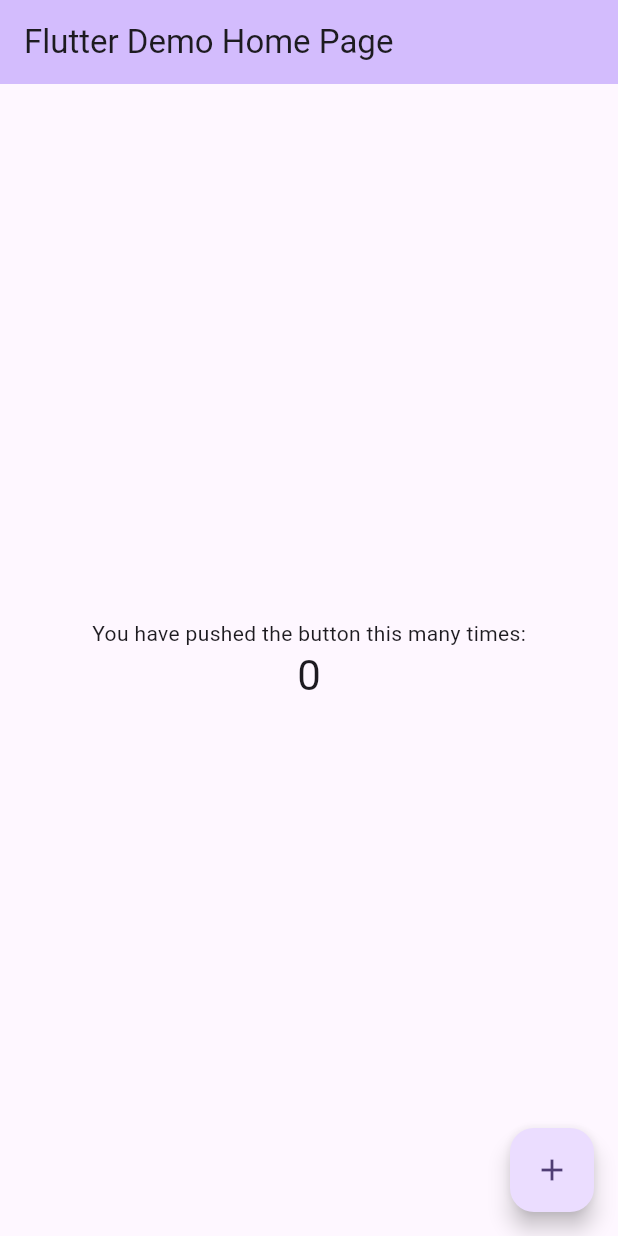
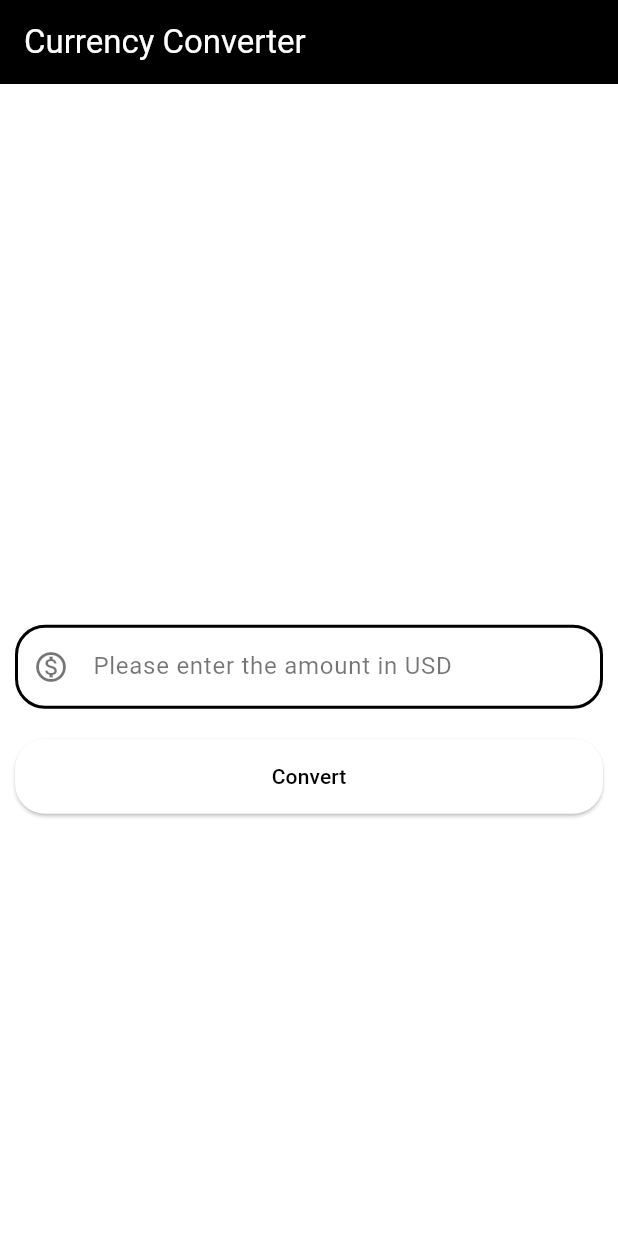
Before and after one commit to ashishbhusal1/Flutter, a Flutter app: the screen it shows after launch, on a phone screen of 412 x 824 dp. Run offline on Flutter 3.47's test engine with Material 3 defaults, Android fonts, the light colour scheme and no system bars.

Commit message:
currency converter

```diff
--- /dev/null
+++ b/currency_converter/lib/currency_converter_material_page.dart
@@ -0,0 +1,95 @@
+import 'package:flutter/material.dart';
+
+class CurrencyConverterMaterialPage extends StatefulWidget {
+  const CurrencyConverterMaterialPage({super.key});
+
+  @override
+  State<CurrencyConverterMaterialPage> createState() {
+    return _CurrencyConverterMaterialPageState();
+  }
+}
+
+class _CurrencyConverterMaterialPageState
+    extends State<CurrencyConverterMaterialPage> {
+  double result = 0;
+  final TextEditingController textEditingController = TextEditingController();
+
+  @override
+  Widget build(BuildContext context) {
+    const border = OutlineInputBorder(
+      borderSide: BorderSide(
+        width: 2,
+        style: BorderStyle.solid,
+      ),
+      borderRadius: BorderRadius.all(
+        Radius.circular(20),
+      ),
+    );
+    return Scaffold(
+      backgroundColor: const Color.fromRGBO(0, 0, 0, 0),
+      appBar: AppBar(
+        backgroundColor: Colors.black,
+        elevation: 0,
+        title: const Text(
+          'Currency Converter',
+          style: TextStyle(color: Colors.white),
+        ),
+      ),
+      body: Center(
+        child: Column(
+          mainAxisAlignment: MainAxisAlignment.center,
+          children: [
+            Text(
+              'NPR $result',
+              style: const TextStyle(
+                  fontSize: 55,
+                  fontWeight: FontWeight.bold,
+                  color: Color.fromARGB(255, 255, 255, 255)),
+            ),
+            Container(
+              padding: const EdgeInsets.all(10),
+              child: TextField(
+                controller: textEditingController,
+                style: const TextStyle(color: Colors.black),
+                decoration: const InputDecoration(
+                  hintText: 'Please enter the amount in USD',
+                  hintStyle: TextStyle(
+                    color: Colors.black54,
+                  ),
+                  prefixIcon: Icon(Icons.monetization_on_outlined),
+                  prefixIconColor: Colors.black54,
+                  filled: true,
+                  fillColor: Colors.white,
+                  focusedBorder: border,
+                  enabledBorder: border,
+                ),
+                keyboardType: const TextInputType.numberWithOptions(
+                  decimal: true,
+                ),
+              ),
+            ),
+            Padding(
+              padding: const EdgeInsets.all(10),
+              child: ElevatedButton(
+                onPressed: () {
+                  setState(() {
+                    result = double.parse(textEditingController.text) * 130;
+                  });
+                },
+                style: const ButtonStyle(
+                    backgroundColor: WidgetStatePropertyAll(Colors.white),
+                    foregroundColor: WidgetStatePropertyAll(Colors.black),
+                    minimumSize: WidgetStatePropertyAll(
+                      Size(double.infinity, 50),
+                    ),
+                    shape: WidgetStatePropertyAll(RoundedRectangleBorder(
+                        borderRadius: BorderRadius.all(Radius.circular(20))))),
+                child: const Text('Convert'),
+              ),
+            ),
+          ],
+        ),
+      ),
+    );
+  }
+}
--- a/currency_converter/lib/main.dart
+++ b/currency_converter/lib/main.dart
@@ -1,3 +1,4 @@
+import 'package:currency_converter/currency_converter_material_page.dart';
 import 'package:flutter/material.dart';
 
 void main() {
@@ -6,120 +7,8 @@
 
 class MyApp extends StatelessWidget {
   const MyApp({super.key});
-
-  // This widget is the root of your application.
   @override
   Widget build(BuildContext context) {
-    return MaterialApp(
-      title: 'Flutter Demo',
-      theme: ThemeData(
-        // This is the theme of your application.
-        //
-        // TRY THIS: Try running your application with "flutter run". You'll see
-        // the application has a purple toolbar. Then, without quitting the app,
-        // try changing the seedColor in the colorScheme below to Colors.green
-        // and then invoke "hot reload" (save your changes or press the "hot
-        // reload" button in a Flutter-supported IDE, or press "r" if you used
-        // the command line to start the app).
-        //
-        // Notice that the counter didn't reset back to zero; the application
-        // state is not lost during the reload. To reset the state, use hot
-        // restart instead.
-        //
-        // This works for code too, not just values: Most code changes can be
-        // tested with just a hot reload.
-        colorScheme: ColorScheme.fromSeed(seedColor: Colors.deepPurple),
-        useMaterial3: true,
-      ),
-      home: const MyHomePage(title: 'Flutter Demo Home Page'),
-    );
+    return const MaterialApp(home: CurrencyConverterMaterialPage());
   }
 }
-
-class MyHomePage extends StatefulWidget {
-  const MyHomePage({super.key, required this.title});
-
-  // This widget is the home page of your application. It is stateful, meaning
-  // that it has a State object (defined below) that contains fields that affect
-  // how it looks.
-
-  // This class is the configuration for the state. It holds the values (in this
-  // case the title) provided by the parent (in this case the App widget) and
-  // used by the build method of the State. Fields in a Widget subclass are
-  // always marked "final".
-
-  final String title;
-
-  @override
-  State<MyHomePage> createState() => _MyHomePageState();
-}
-
-class _MyHomePageState extends State<MyHomePage> {
-  int _counter = 0;
-
-  void _incrementCounter() {
-    setState(() {
-      // This call to setState tells the Flutter framework that something has
-      // changed in this State, which causes it to rerun the build method below
-      // so that the display can reflect the updated values. If we changed
-      // _counter without calling setState(), then the build method would not be
-      // called again, and so nothing would appear to happen.
-      _counter++;
-    });
-  }
-
-  @override
-  Widget build(BuildContext context) {
-    // This method is rerun every time setState is called, for instance as done
-    // by the _incrementCounter method above.
-    //
-    // The Flutter framework has been optimized to make rerunning build methods
-    // fast, so that you can just rebuild anything that needs updating rather
-    // than having to individually change instances of widgets.
-    return Scaffold(
-      appBar: AppBar(
-        // TRY THIS: Try changing the color here to a specific color (to
-        // Colors.amber, perhaps?) and trigger a hot reload to see the AppBar
-        // change color while the other colors stay the same.
-        backgroundColor: Theme.of(context).colorScheme.inversePrimary,
-        // Here we take the value from the MyHomePage object that was created by
-        // the App.build method, and use it to set our appbar title.
-        title: Text(widget.title),
-      ),
-      body: Center(
-        // Center is a layout widget. It takes a single child and positions it
-        // in the middle of the parent.
-        child: Column(
-          // Column is also a layout widget. It takes a list of children and
-          // arranges them vertically. By default, it sizes itself to fit its
-          // children horizontally, and tries to be as tall as its parent.
-          //
-          // Column has various properties to control how it sizes itself and
-          // how it positions its children. Here we use mainAxisAlignment to
-          // center the children vertically; the main axis here is the vertical
-          // axis because Columns are vertical (the cross axis would be
-          // horizontal).
-          //
-          // TRY THIS: Invoke "debug painting" (choose the "Toggle Debug Paint"
-          // action in the IDE, or press "p" in the console), to see the
-          // wireframe for each widget.
-          mainAxisAlignment: MainAxisAlignment.center,
-          children: <Widget>[
-            const Text(
-              'You have pushed the button this many times:',
-            ),
-            Text(
-              '$_counter',
-              style: Theme.of(context).textTheme.headlineMedium,
-            ),
-          ],
-        ),
-      ),
-      floatingActionButton: FloatingActionButton(
-        onPressed: _incrementCounter,
-        tooltip: 'Increment',
-        child: const Icon(Icons.add),
-      ), // This trailing comma makes auto-formatting nicer for build methods.
-    );
-  }
-}
```
